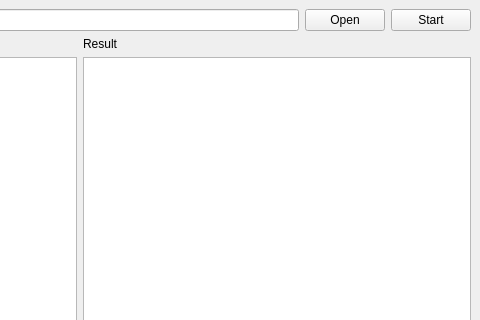
The window that src/main/ui/main_window.ui (InfiniteHelios/vosk-audio-profanity-detector-app) describes before a commit, drawn with Qt 5; both pictures show x 320 to 800 and y 0 to 320 of the 800 by 600 pixel window.
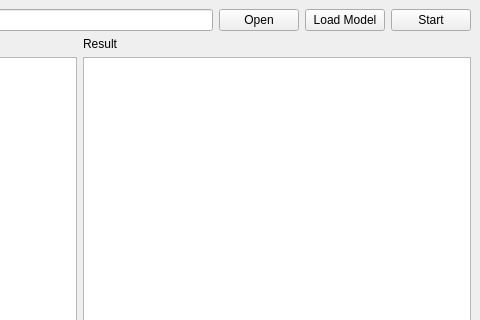
The same window after the commit.

Commit message: Changed model loading

```diff
--- a/src/main/ui/main_window.ui
+++ b/src/main/ui/main_window.ui
@@ -41,6 +41,13 @@
         </property>
        </widget>
       </item>
+      <item>
+       <widget class="QPushButton" name="btnLoadModel">
+        <property name="text">
+         <string>Load Model</string>
+        </property>
+       </widget>
+      </item>
       <item>
        <widget class="QPushButton" name="btnStart">
         <property name="text">
```
The commit also changes 2 other files.
